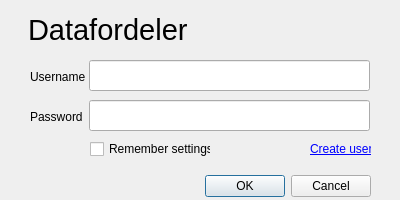
Before: the Qt Designer form Datafordeler/settings.ui in Septima/qgis-dfd-knap, drawn with Qt 5.
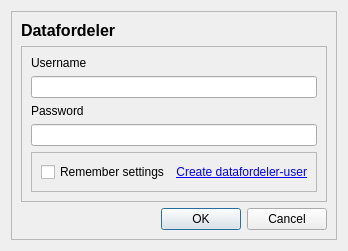
After: the same form once the commit is applied.

Commit message: Changes to Settings-dialog

The edit to the form file:
```diff
--- a/Datafordeler/settings.ui
+++ b/Datafordeler/settings.ui
@@ -6,87 +6,58 @@
    <rect>
     <x>0</x>
     <y>0</y>
-    <width>400</width>
-    <height>200</height>
+    <width>337</width>
+    <height>242</height>
    </rect>
   </property>
   <property name="windowTitle">
    <string>Access to Kortforsyningen.dk</string>
   </property>
-  <widget class="QDialogButtonBox" name="buttonBox">
-   <property name="geometry">
-    <rect>
-     <x>30</x>
-     <y>170</y>
-     <width>341</width>
-     <height>32</height>
-    </rect>
-   </property>
-   <property name="orientation">
-    <enum>Qt::Horizontal</enum>
-   </property>
-   <property name="standardButtons">
-    <set>QDialogButtonBox::Cancel|QDialogButtonBox::Ok</set>
-   </property>
-  </widget>
+  <layout class="QVBoxLayout" name="verticalLayout">
+   <item>
+    <widget class="QFrame" name="frame">
+     <property name="frameShape">
+      <enum>QFrame::StyledPanel</enum>
+     </property>
+     <property name="frameShadow">
+      <enum>QFrame::Raised</enum>
+     </property>
+     <layout class="QVBoxLayout" name="verticalLayout_3">
+      <item>
+       <widget class="QLabel" name="label_2">
+        <property name="text">
+         <string>&lt;html&gt;&lt;head/&gt;&lt;body&gt;&lt;p&gt;&lt;span style=&quot; font-size:12pt; font-weight:600;&quot;&gt;Datafordeler&lt;/span&gt;&lt;/p&gt;&lt;/body&gt;&lt;/html&gt;</string>
+        </property>
+       </widget>
+      </item>
+      <item>
+       <widget class="QFrame" name="frame_2">
+        <property name="frameShape">
+         <enum>QFrame::StyledPanel</enum>
+        </property>
+        <property name="frameShadow">
+         <enum>QFrame::Raised</enum>
+        </property>
+        <layout class="QVBoxLayout" name="verticalLayout_4">
+         <item>
   <widget class="QLabel" name="username_label">
-   <property name="geometry">
-    <rect>
-     <x>30</x>
-     <y>70</y>
-     <width>70</width>
-     <height>13</height>
-    </rect>
-   </property>
    <property name="text">
     <string>Username</string>
    </property>
   </widget>
+         </item>
+         <item>
+          <widget class="QLineEdit" name="username"/>
+         </item>
+         <item>
   <widget class="QLabel" name="password_label">
-   <property name="geometry">
-    <rect>
-     <x>30</x>
-     <y>110</y>
-     <width>70</width>
-     <height>13</height>
-    </rect>
-   </property>
    <property name="text">
     <string>Password</string>
    </property>
   </widget>
-  <widget class="QCheckBox" name="remember_settings">
-   <property name="geometry">
-    <rect>
-     <x>90</x>
-     <y>140</y>
-     <width>121</width>
-     <height>18</height>
-    </rect>
-   </property>
-   <property name="text">
-    <string>Remember settings</string>
-   </property>
-  </widget>
-  <widget class="QLineEdit" name="username">
-   <property name="geometry">
-    <rect>
-     <x>89</x>
-     <y>60</y>
-     <width>281</width>
-     <height>31</height>
-    </rect>
-   </property>
-  </widget>
+         </item>
+         <item>
   <widget class="QLineEdit" name="password">
-   <property name="geometry">
-    <rect>
-     <x>89</x>
-     <y>100</y>
-     <width>281</width>
-     <height>31</height>
-    </rect>
-   </property>
    <property name="autoFillBackground">
     <bool>false</bool>
    </property>
@@ -97,35 +68,53 @@
     <enum>QLineEdit::Password</enum>
    </property>
   </widget>
+         </item>
+         <item>
+          <widget class="QFrame" name="frame_3">
+           <property name="frameShape">
+            <enum>QFrame::StyledPanel</enum>
+           </property>
+           <property name="frameShadow">
+            <enum>QFrame::Raised</enum>
+           </property>
+           <layout class="QHBoxLayout" name="horizontalLayout">
+            <item>
+             <widget class="QCheckBox" name="remember_settings">
+              <property name="text">
+               <string>Remember settings</string>
+              </property>
+             </widget>
+            </item>
+            <item>
   <widget class="QLabel" name="label">
-   <property name="geometry">
-    <rect>
-     <x>310</x>
-     <y>140</y>
-     <width>61</width>
-     <height>18</height>
-    </rect>
-   </property>
    <property name="text">
-    <string>&lt;html&gt;&lt;head/&gt;&lt;body&gt;&lt;p&gt;&lt;a href=&quot;https://selfservice.datafordeler.dk/&quot;&gt;&lt;span style=&quot; text-decoration: underline; color:#0000ff;&quot;&gt;Create user&lt;/span&gt;&lt;/a&gt;&lt;/p&gt;&lt;/body&gt;&lt;/html&gt;</string>
+               <string>&lt;html&gt;&lt;head/&gt;&lt;body&gt;&lt;p align=&quot;right&quot;&gt;&lt;a href=&quot;https://selfservice.datafordeler.dk/&quot;&gt;&lt;span style=&quot; text-decoration: underline; color:#0000ff;&quot;&gt;Create datafordeler-user&lt;/span&gt;&lt;/a&gt;&lt;/p&gt;&lt;/body&gt;&lt;/html&gt;</string>
    </property>
    <property name="openExternalLinks">
     <bool>true</bool>
    </property>
   </widget>
-  <widget class="QLabel" name="label_2">
-   <property name="geometry">
-    <rect>
-     <x>28</x>
-     <y>10</y>
-     <width>211</width>
-     <height>41</height>
-    </rect>
-   </property>
-   <property name="text">
-    <string>&lt;html&gt;&lt;head/&gt;&lt;body&gt;&lt;p&gt;&lt;span style=&quot; font-size:22pt;&quot;&gt;Datafordeler&lt;/span&gt;&lt;/p&gt;&lt;/body&gt;&lt;/html&gt;</string>
-   </property>
-  </widget>
+            </item>
+           </layout>
+          </widget>
+         </item>
+        </layout>
+       </widget>
+      </item>
+      <item>
+       <widget class="QDialogButtonBox" name="buttonBox">
+        <property name="orientation">
+         <enum>Qt::Horizontal</enum>
+        </property>
+        <property name="standardButtons">
+         <set>QDialogButtonBox::Cancel|QDialogButtonBox::Ok</set>
+        </property>
+       </widget>
+      </item>
+     </layout>
+    </widget>
+   </item>
+  </layout>
  </widget>
  <resources/>
  <connections>
```
Left out of the diff: 2 changed lines with no effect on the pictures. Lines whose indentation alone changed are shown as unchanged.
